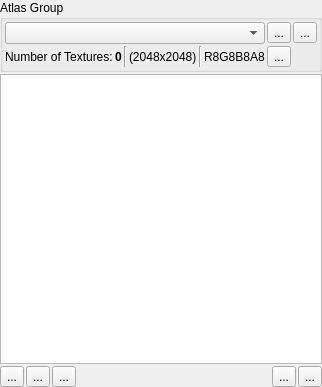
Qt form Harmony/src/Editor/Atlas/AtlasWidget.ui (GameOverture/HarmonyEngine) before a commit.
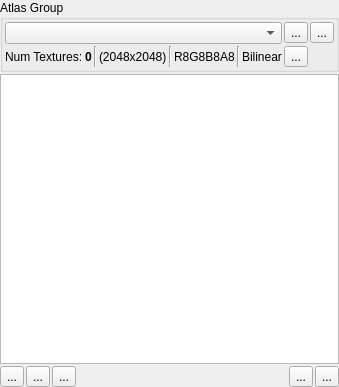
The same form after that commit. Icons and pictures are not drawn. Custom widgets are drawn as their Qt base class.

Commit message: Start of texture filtering support. Mipmaps are currently not working

What changed in the file:
```diff
--- a/Harmony/src/Editor/Atlas/AtlasWidget.ui
+++ b/Harmony/src/Editor/Atlas/AtlasWidget.ui
@@ -83,7 +83,7 @@
         <item>
          <widget class="QLabel" name="label_3">
           <property name="text">
-           <string>Number of Textures:</string>
+           <string>Num Textures:</string>
           </property>
          </widget>
         </item>
@@ -128,6 +128,20 @@
           </property>
          </widget>
         </item>
+        <item>
+         <widget class="Line" name="line_3">
+          <property name="orientation">
+           <enum>Qt::Vertical</enum>
+          </property>
+         </widget>
+        </item>
+        <item>
+         <widget class="QLabel" name="lblTexFiltering">
+          <property name="text">
+           <string>Bilinear</string>
+          </property>
+         </widget>
+        </item>
         <item>
          <spacer name="horizontalSpacer">
           <property name="orientation">
```
The commit also changes 8 other files.
